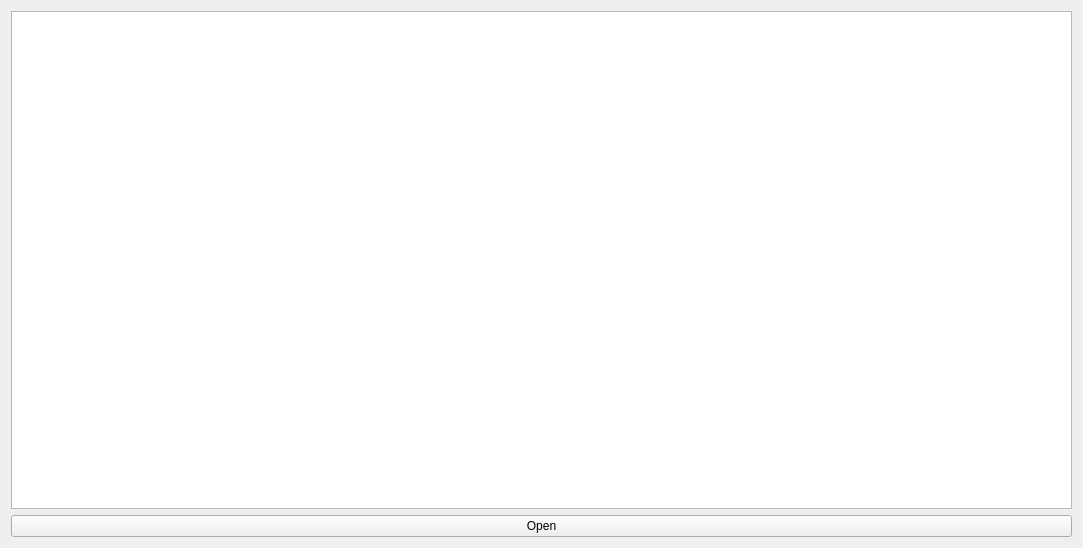
Old version of the form mainwindow.ui in the repository joshjo/jotoshop.
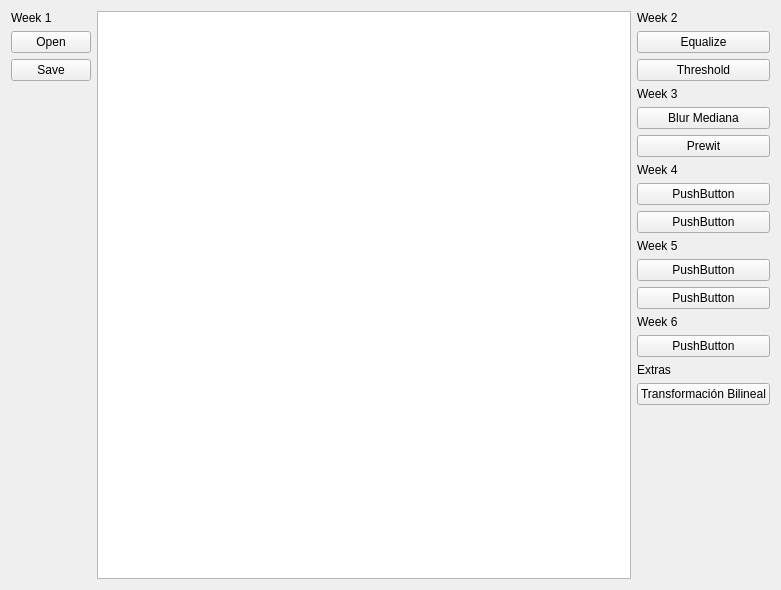
New version of the form.

```diff
--- a/mainwindow.ui
+++ b/mainwindow.ui
@@ -6,25 +6,205 @@
    <rect>
     <x>0</x>
     <y>0</y>
-    <width>1083</width>
-    <height>548</height>
+    <width>781</width>
+    <height>590</height>
    </rect>
   </property>
   <property name="windowTitle">
    <string>MainWindow</string>
   </property>
   <widget class="QWidget" name="centralWidget">
-   <layout class="QVBoxLayout" name="verticalLayout">
+   <layout class="QHBoxLayout" name="horizontalLayout_2">
     <item>
-     <widget class="QGraphicsView" name="graphicsView"/>
+     <layout class="QVBoxLayout" name="verticalLayout_11">
+      <property name="sizeConstraint">
+       <enum>QLayout::SetMinimumSize</enum>
+      </property>
+      <item>
+       <widget class="QLabel" name="label_7">
+        <property name="text">
+         <string>Week 1</string>
+        </property>
+       </widget>
+      </item>
+      <item>
+       <widget class="QPushButton" name="openFileButton">
+        <property name="text">
+         <string>Open</string>
+        </property>
+       </widget>
+      </item>
+      <item>
+       <widget class="QPushButton" name="pushButton_11">
+        <property name="text">
+         <string>Save</string>
+        </property>
+       </widget>
+      </item>
+      <item>
+       <spacer name="verticalSpacer">
+        <property name="orientation">
+         <enum>Qt::Vertical</enum>
+        </property>
+        <property name="sizeHint" stdset="0">
+         <size>
+          <width>20</width>
+          <height>40</height>
+         </size>
+        </property>
+       </spacer>
+      </item>
+     </layout>
     </item>
     <item>
-     <widget class="QPushButton" name="applyButton">
-      <property name="text">
-       <string>Open</string>
+     <widget class="QGraphicsView" name="graphicsView">
+      <property name="backgroundBrush">
+       <brush brushstyle="NoBrush">
+        <color alpha="255">
+         <red>0</red>
+         <green>0</green>
+         <blue>0</blue>
+        </color>
+       </brush>
+      </property>
+      <property name="renderHints">
+       <set>QPainter::HighQualityAntialiasing|QPainter::TextAntialiasing</set>
       </property>
      </widget>
     </item>
+    <item>
+     <layout class="QVBoxLayout" name="verticalLayout">
+      <item>
+       <layout class="QVBoxLayout" name="verticalLayout_4">
+        <item>
+         <widget class="QLabel" name="label">
+          <property name="text">
+           <string>Week 2</string>
+          </property>
+         </widget>
+        </item>
+        <item>
+         <widget class="QPushButton" name="pushButton">
+          <property name="text">
+           <string>Equalize</string>
+          </property>
+         </widget>
+        </item>
+        <item>
+         <widget class="QPushButton" name="thresholdButton">
+          <property name="text">
+           <string>Threshold</string>
+          </property>
+         </widget>
+        </item>
+        <item>
+         <widget class="QLabel" name="label_2">
+          <property name="text">
+           <string>Week 3</string>
+          </property>
+         </widget>
+        </item>
+        <item>
+         <widget class="QPushButton" name="convolutionButton">
+          <property name="text">
+           <string>Blur Mediana</string>
+          </property>
+         </widget>
+        </item>
+        <item>
+         <widget class="QPushButton" name="prewitConvolution">
+          <property name="text">
+           <string>Prewit</string>
+          </property>
+         </widget>
+        </item>
+        <item>
+         <widget class="QLabel" name="label_3">
+          <property name="text">
+           <string>Week 4</string>
+          </property>
+         </widget>
+        </item>
+        <item>
+         <widget class="QPushButton" name="pushButton_9">
+          <property name="text">
+           <string>PushButton</string>
+          </property>
+         </widget>
+        </item>
+        <item>
+         <widget class="QPushButton" name="pushButton_2">
+          <property name="text">
+           <string>PushButton</string>
+          </property>
+         </widget>
+        </item>
+        <item>
+         <widget class="QLabel" name="label_4">
+          <property name="text">
+           <string>Week 5</string>
+          </property>
+         </widget>
+        </item>
+        <item>
+         <widget class="QPushButton" name="pushButton_6">
+          <property name="text">
+           <string>PushButton</string>
+          </property>
+         </widget>
+        </item>
+        <item>
+         <widget class="QPushButton" name="pushButton_5">
+          <property name="text">
+           <string>PushButton</string>
+          </property>
+         </widget>
+        </item>
+        <item>
+         <widget class="QLabel" name="label_5">
+          <property name="text">
+           <string>Week 6</string>
+          </property>
+         </widget>
+        </item>
+        <item>
+         <widget class="QPushButton" name="pushButton_7">
+          <property name="text">
+           <string>PushButton</string>
+          </property>
+         </widget>
+        </item>
+        <item>
+         <widget class="QLabel" name="label_6">
+          <property name="text">
+           <string>Extras</string>
+          </property>
+         </widget>
+        </item>
+        <item>
+         <widget class="QPushButton" name="pushButton_8">
+          <property name="text">
+           <string>Transformación Bilineal</string>
+          </property>
+         </widget>
+        </item>
+        <item>
+         <spacer name="verticalSpacer_2">
+          <property name="orientation">
+           <enum>Qt::Vertical</enum>
+          </property>
+          <property name="sizeHint" stdset="0">
+           <size>
+            <width>20</width>
+            <height>40</height>
+           </size>
+          </property>
+         </spacer>
+        </item>
+       </layout>
+      </item>
+     </layout>
+    </item>
    </layout>
   </widget>
  </widget>
```
